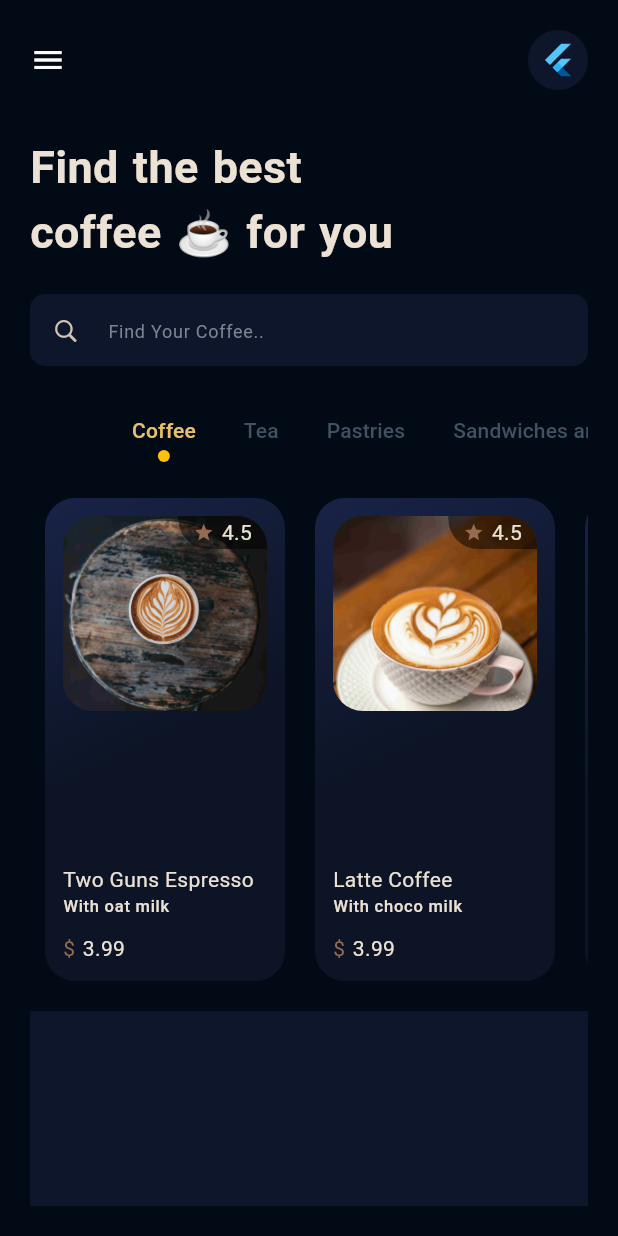
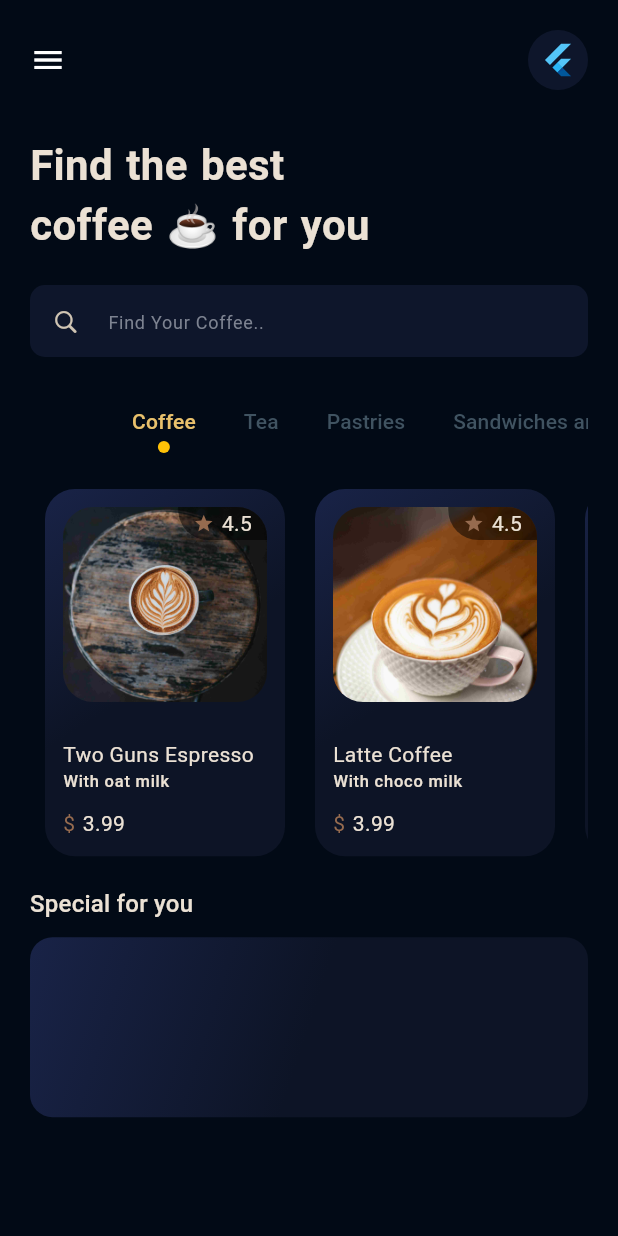
Before and after one commit to chrisokoriedev/coffe_master_ui, a Flutter app: the screen it shows after launch, on a phone screen of 412 x 824 dp. Run offline on Flutter 3.47's test engine with Material 2 defaults, Android fonts, the phone set to English and light mode, and no system bars.

Commit message:
working finishing on the coffee tab

```diff
--- a/lib/main.dart
+++ b/lib/main.dart
@@ -1,3 +1,4 @@
+import 'package:coffe_master_ui/widget/linear.dart';
 import 'package:flutter/cupertino.dart';
 import 'package:flutter/material.dart';
 
@@ -8,7 +9,7 @@ const lightBlueInput = Color(0xff0e162b);
 const lightBlue = Color(0xff192347);
 const menuBlue = Color(0xff0d1426);
 const tabText = Color(0xff405361);
-const brownColor=Color(0xff966b4f);
+const brownColor = Color(0xff966b4f);
 const scafffoldBg = Color.fromARGB(255, 2, 10, 22);
 void main() {
   runApp(const MyApp());
@@ -59,9 +60,11 @@ class _MyHomePageState extends State<MyHomePage>
 
   @override
   Widget build(BuildContext context) {
+    final text = Theme.of(context).textTheme;
+
     return Scaffold(
       body: SafeArea(
-        child: Padding(
+        child: SingleChildScrollView(
           padding: const EdgeInsets.all(20),
           child:
               Column(crossAxisAlignment: CrossAxisAlignment.start, children: [
@@ -79,7 +82,7 @@ class _MyHomePageState extends State<MyHomePage>
             const Text(
               'Find the best \ncoffee ☕ for you',
               style: TextStyle(
-                  fontSize: 30, fontWeight: FontWeight.bold, wordSpacing: 1.6),
+                  fontSize: 28, fontWeight: FontWeight.bold, wordSpacing: 1.6),
             ),
             const SizedBox(height: 20),
             TextFormField(
@@ -105,15 +108,27 @@ class _MyHomePageState extends State<MyHomePage>
                 unselectedLabelColor: tabText,
                 indicator: CircleTabIndicator(color: Colors.amber),
                 tabs: myTabs),
-            Expanded(
-              child: TabBarView(
-                controller: _tabController,
-                children: tabViews,
+            SizedBox(
+              height: MediaQuery.of(context).size.height * 0.2 + 120,
+              child: Expanded(
+                child: TabBarView(
+                  controller: _tabController,
+                  children: tabViews,
+                ),
               ),
             ),
+            Text(
+              'Special for you',
+              style: text.titleMedium,
+            ),
+            const SizedBox(height: 10),
             Container(
-              height: 130,
-              color: lightBlueInput,
+              height: 120,
+              decoration: BoxDecoration(
+                color: lightBlueInput,
+                borderRadius: BorderRadius.circular(15),
+                gradient: linearPattern(),
+              ),
             )
           ]),
         ),
--- a/lib/tab/coffee_tab.dart
+++ b/lib/tab/coffee_tab.dart
@@ -1,6 +1,6 @@
-import 'package:cached_network_image/cached_network_image.dart';
 import 'package:coffe_master_ui/list.dart';
 import 'package:coffe_master_ui/main.dart';
+import 'package:coffe_master_ui/widget/linear.dart';
 import 'package:flutter/material.dart';
 
 class CoffeeTab extends StatelessWidget {
@@ -25,12 +25,7 @@ class CoffeeTab extends StatelessWidget {
             decoration: BoxDecoration(
               color: lightBlueInput,
               borderRadius: BorderRadius.circular(20),
-              gradient: const LinearGradient(
-                begin: Alignment.topLeft,
-                end: Alignment.center,
-                colors: [lightBlue, menuBlue],
-                stops: [0.0, 1.0],
-              ),
+              gradient: linearPattern(),
             ),
             margin: const EdgeInsets.symmetric(horizontal: 10),
             child: Column(
@@ -112,4 +107,6 @@ class CoffeeTab extends StatelessWidget {
           );
         });
   }
+
+
 }
--- /dev/null
+++ b/lib/widget/linear.dart
@@ -0,0 +1,13 @@
+
+import 'package:flutter/material.dart';
+
+import '../main.dart';
+
+LinearGradient linearPattern() {
+    return  const LinearGradient(
+              begin: Alignment.topLeft,
+              end: Alignment.center,
+              colors: [lightBlue, menuBlue],
+              stops: [0.0, 1.0],
+            );
+  }
```
Also changed, not shown: pubspec.yaml (+4 -35 lines), lib/contansts.dart (line endings or trailing spaces).
